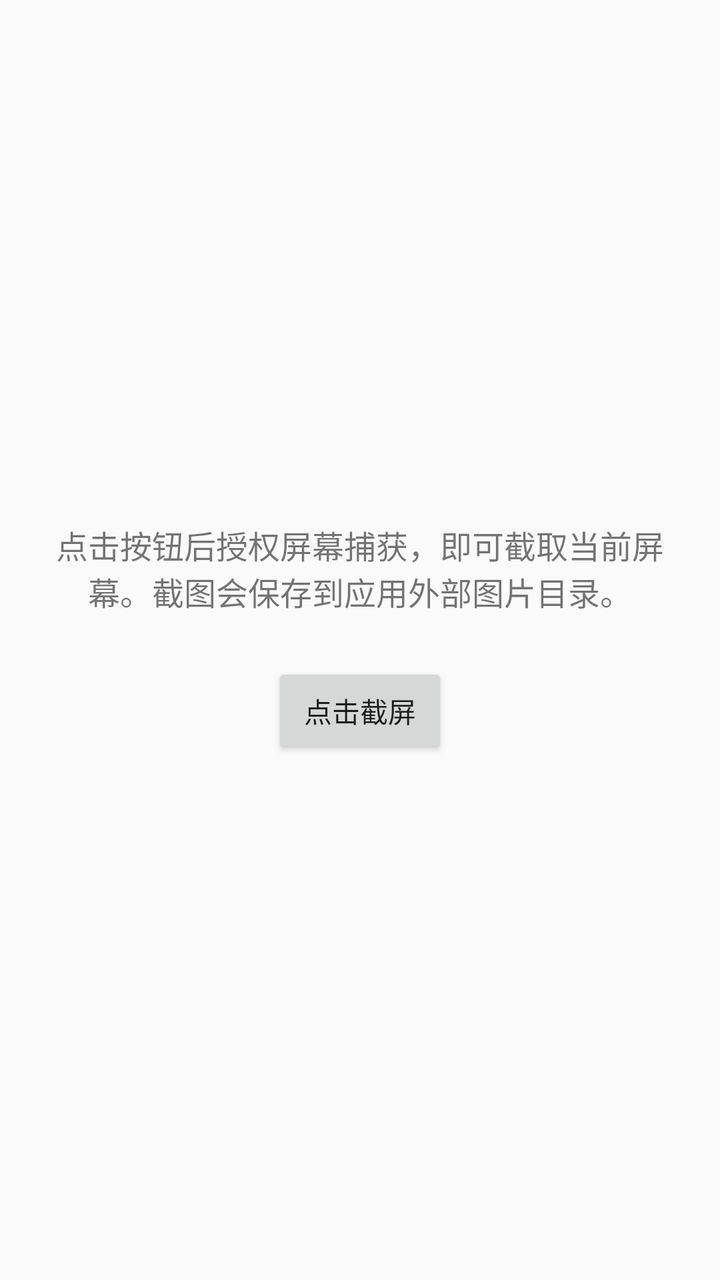
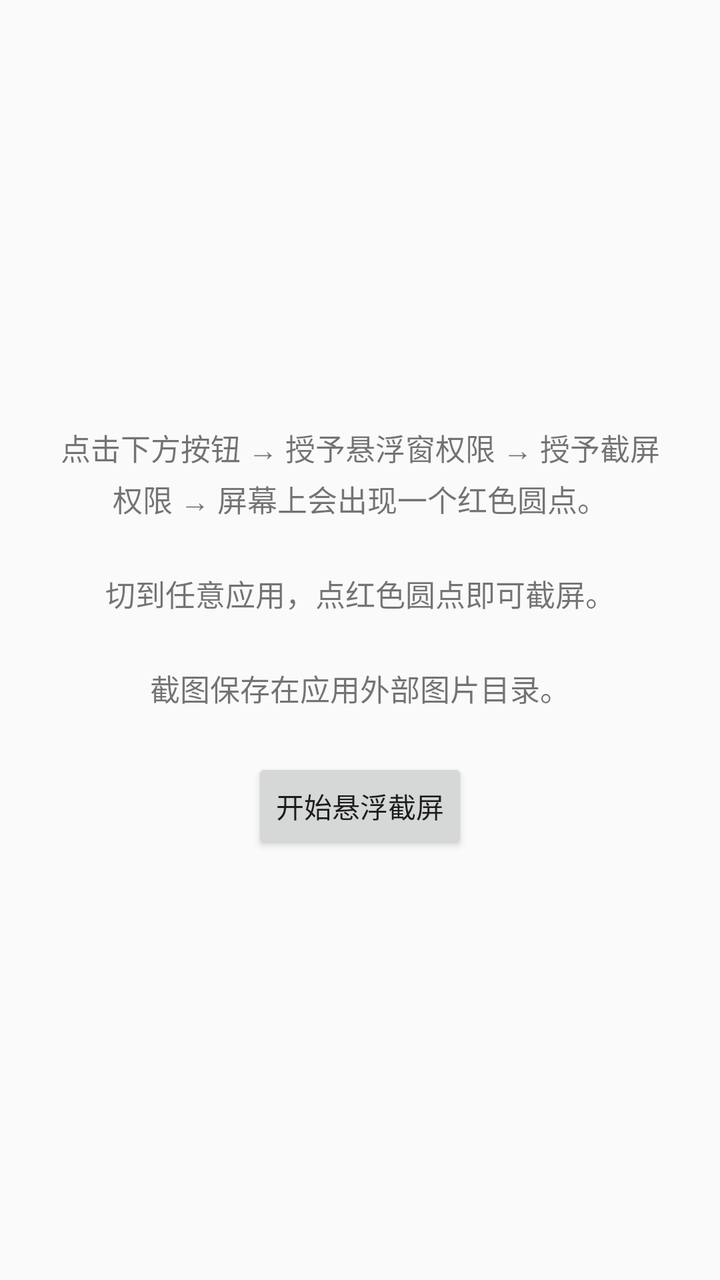

Two renders of the same Android screen: before a commit and after it. Below are the layout's source before the change and the commit's diff.
<!-- AndroidManifest.xml: application theme android:Theme.Material.Light.DarkActionBar -->
<!-- res/layout/activity_main.xml -->
<?xml version="1.0" encoding="utf-8"?>
<LinearLayout xmlns:android="http://schemas.android.com/apk/res/android"
    android:layout_width="match_parent"
    android:layout_height="match_parent"
    android:orientation="vertical"
    android:gravity="center"
    android:padding="24dp">

    <TextView
        android:layout_width="wrap_content"
        android:layout_height="wrap_content"
        android:gravity="center"
        android:text="点击按钮后授权屏幕捕获，即可截取当前屏幕。截图会保存到应用外部图片目录。"
        android:textSize="16sp" />

    <Button
        android:id="@+id/captureButton"
        android:layout_width="wrap_content"
        android:layout_height="wrap_content"
        android:layout_marginTop="24dp"
        android:text="点击截屏" />

</LinearLayout>
<!-- resources referenced by this layout -->
<resources>

</resources>

<!-- the commit's change to res/layout/activity_main.xml (unified diff, before → after) -->
@@ -7,17 +7,18 @@
     android:padding="24dp">
 
     <TextView
-        android:layout_width="wrap_content"
+        android:layout_width="match_parent"
         android:layout_height="wrap_content"
         android:gravity="center"
-        android:text="点击按钮后授权屏幕捕获，即可截取当前屏幕。截图会保存到应用外部图片目录。"
-        android:textSize="16sp" />
+        android:text="点击下方按钮 → 授予悬浮窗权限 → 授予截屏权限 → 屏幕上会出现一个红色圆点。\n\n切到任意应用，点红色圆点即可截屏。\n\n截图保存在应用外部图片目录。"
+        android:textSize="15sp"
+        android:lineSpacingExtra="4dp" />
 
     <Button
         android:id="@+id/captureButton"
         android:layout_width="wrap_content"
         android:layout_height="wrap_content"
         android:layout_marginTop="24dp"
-        android:text="点击截屏" />
+        android:text="开始悬浮截屏" />
 
 </LinearLayout>
